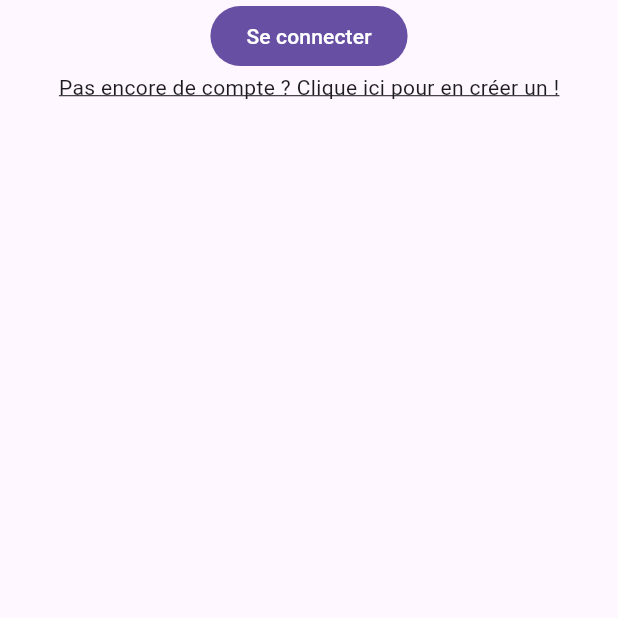
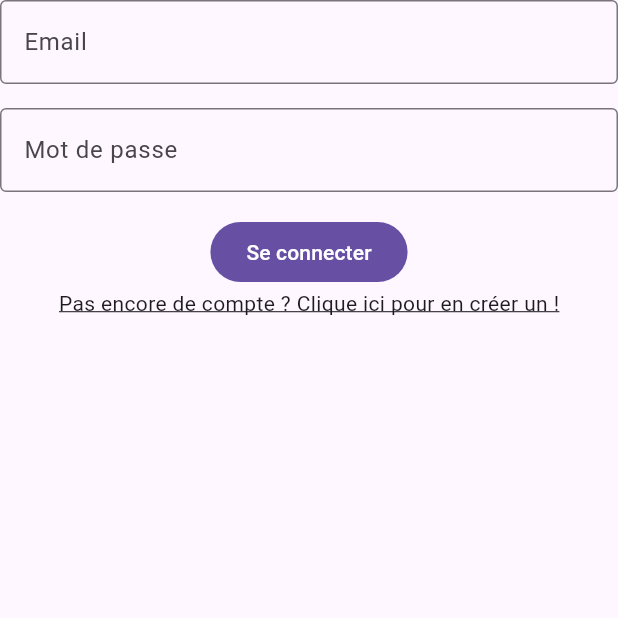
Before and after one commit to Tie-time/tie_time_front, a Flutter app: the screen it shows after launch, on a phone screen of 412 x 824 dp, the top half of it. Run offline on Flutter 3.47's test engine with Material 3 defaults, Android fonts, the phone set to English and light mode, and no system bars; our stand-ins replace shared_preferences.

Commit message:
feat(Auth): [Signin] Add signin page and creat auth gard for route, connect signin page to api

```diff
--- a/lib/pages/signin.page.dart
+++ b/lib/pages/signin.page.dart
@@ -1,4 +1,9 @@
+import 'dart:convert';
+
 import 'package:flutter/material.dart';
+import 'package:http/http.dart' as http;
+import 'package:shared_preferences/shared_preferences.dart';
+import 'package:tie_time_front/routes/routes.dart';
 
 class SigninPage extends StatefulWidget {
   const SigninPage({super.key});
@@ -8,17 +13,95 @@ class SigninPage extends StatefulWidget {
 }
 
 class _SigninPageState extends State<SigninPage> {
+  final TextEditingController _emailController = TextEditingController();
+  final TextEditingController _passwordController = TextEditingController();
+  bool _isLoading = false;
+
+  Future<void> _signIn(String email, String password) async {
+    setState(() {
+      _isLoading = true;
+    });
+
+    try {
+      final response = await http.post(
+        Uri.parse(
+            'http://10.0.2.2:5001/api/users/signin'), // Remplacez par votre URL API
+        headers: {'Content-Type': 'application/json'},
+        body: jsonEncode({'email': email, 'password': password}),
+      );
+
+      if (response.statusCode == 200) {
+        var data = jsonDecode(response.body);
+        String token = data['token'];
+
+        // Stocker le token
+        SharedPreferences prefs = await SharedPreferences.getInstance();
+        await prefs.setString('token', token);
+
+        // Naviguer vers la page principale
+        Navigator.pushReplacementNamed(context, RouteManager.home);
+      } else {
+        var error = jsonDecode(response.body);
+        _showMessage(
+            'Échec de la connexion: ${error['message'] ?? 'Erreur inconnue'}');
+      }
+    } catch (e) {
+      _showMessage('Une erreur est survenue: $e');
+    } finally {
+      setState(() {
+        _isLoading = false;
+      });
+    }
+  }
+
+  void _showMessage(String message) {
+    ScaffoldMessenger.of(context)
+        .showSnackBar(SnackBar(content: Text(message)));
+  }
+
+  void _handleSignIn() {
+    String email = _emailController.text.trim();
+    String password = _passwordController.text.trim();
+
+    if (email.isEmpty || password.isEmpty) {
+      _showMessage('Veuillez remplir tous les champs.');
+      return;
+    }
+
+    _signIn(email, password);
+  }
+
   @override
   Widget build(BuildContext context) {
     return Scaffold(
       body: Center(
           child: Column(
         children: [
-          FilledButton(
-              onPressed: () {
-                Navigator.pushNamed(context, '/signup');
-              },
-              child: const Text('Se connecter')),
+          TextField(
+            controller: _emailController,
+            decoration: const InputDecoration(
+              labelText: 'Email',
+              border: OutlineInputBorder(),
+            ),
+            keyboardType: TextInputType.emailAddress,
+          ),
+          const SizedBox(height: 16.0),
+          TextField(
+            controller: _passwordController,
+            decoration: const InputDecoration(
+              labelText: 'Mot de passe',
+              border: OutlineInputBorder(),
+            ),
+            obscureText: true,
+          ),
+          const SizedBox(height: 16.0),
+          _isLoading
+              ? const CircularProgressIndicator()
+              : FilledButton(
+                  onPressed: () {
+                    _handleSignIn();
+                  },
+                  child: const Text('Se connecter')),
           GestureDetector(
             onTap: () {
               Navigator.pushNamed(context, '/signup');
--- a/lib/routes/routes.dart
+++ b/lib/routes/routes.dart
@@ -11,7 +11,7 @@ class RouteManager {
 
   static Future<bool> _isAuthenticated() async {
     final prefs = await SharedPreferences.getInstance();
-    return prefs.containsKey('authToken');
+    return prefs.containsKey('token');
   }
 
   static Route<dynamic> generateRoute(RouteSettings settings) {
```
